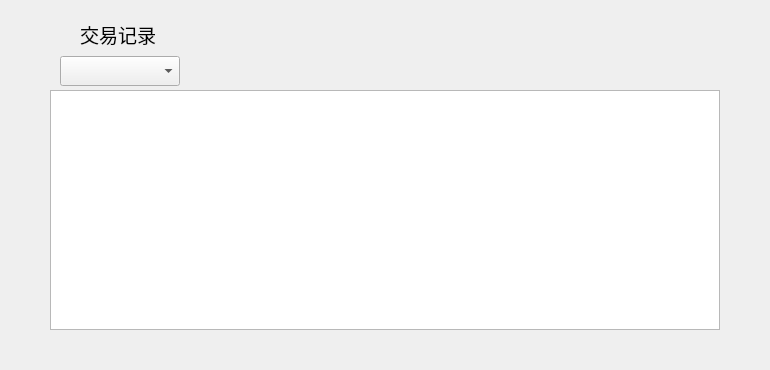
The window that contact/ContactInfoHistoryWidget.ui (HcashOrg/hx-indicator) describes before a commit, drawn with Qt 5.
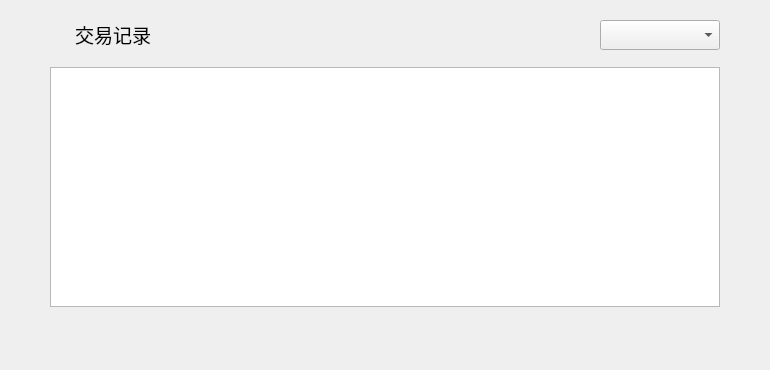
The same window after the commit.

```diff
--- a/contact/ContactInfoHistoryWidget.ui
+++ b/contact/ContactInfoHistoryWidget.ui
@@ -21,7 +21,7 @@
   <widget class="QLabel" name="label">
    <property name="geometry">
     <rect>
-     <x>80</x>
+     <x>75</x>
      <y>14</y>
      <width>300</width>
      <height>40</height>
@@ -39,8 +39,8 @@
   <widget class="QComboBox" name="assetComboBox">
    <property name="geometry">
     <rect>
-     <x>60</x>
-     <y>56</y>
+     <x>600</x>
+     <y>20</y>
      <width>120</width>
      <height>30</height>
     </rect>
@@ -50,7 +50,7 @@
    <property name="geometry">
     <rect>
      <x>50</x>
-     <y>90</y>
+     <y>67</y>
      <width>670</width>
      <height>240</height>
     </rect>
@@ -144,7 +144,7 @@
    <property name="geometry">
     <rect>
      <x>0</x>
-     <y>330</y>
+     <y>324</y>
      <width>770</width>
      <height>41</height>
     </rect>
```
